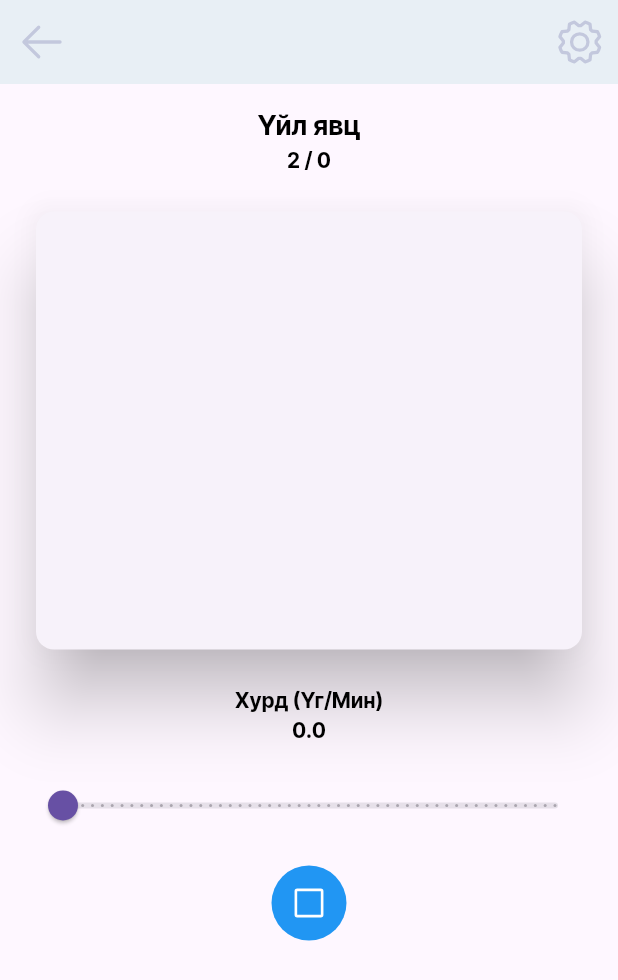
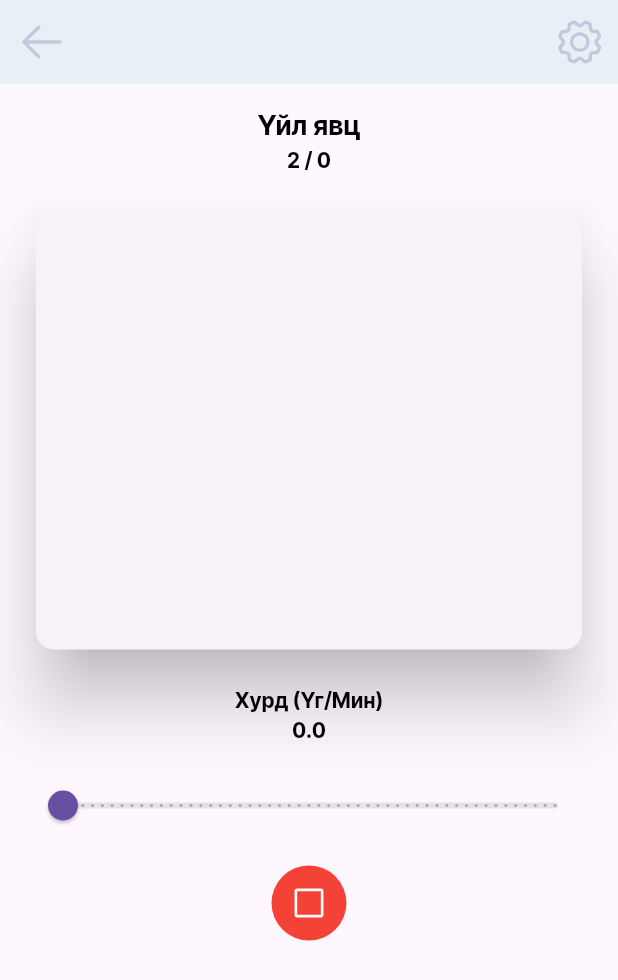
Before and after one commit to Manduulz/ReadingAppV1, a Flutter app: the ReadingScreen screen opened directly with empty values, after a tap on an icon or button, on a phone screen of 412 x 824 dp. Shown: the top 980 px of the screen. Run offline on Flutter 3.47's test engine with Material 3 defaults, Android fonts, the phone set to English and light mode, and no system bars; our stand-ins replace another_flushbar, audioplayers, dio, fl_chart, flutter_phosphor_icons, flutter_secure_storage and 4 more; missing offline and left inert: flutter_sound; accounts and stored records are empty; network calls fail; statements that could not run were skipped.

Commit message:
Manduul changes

```diff
--- a/lib/classes/book_center_right_action.dart
+++ b/lib/classes/book_center_right_action.dart
@@ -1,5 +1,7 @@
 import 'package:flutter/material.dart';
 import 'package:flutter_phosphor_icons/flutter_phosphor_icons.dart';
+
+
 
 class CenterRightActionButton extends StatelessWidget {
   const CenterRightActionButton({super.key});
--- a/lib/navigation_bar/book_item.dart
+++ b/lib/navigation_bar/book_item.dart
@@ -25,7 +25,7 @@ class BookItem extends StatelessWidget {
           children: [
             /// TODO : CachedNetworkImage
             Container(
-              color: Colors.amber,
+              child: Image.asset('assets/images/book.jpg'),
               height: 100,
             ),
             Padding(
--- a/lib/navigation_bar/nav_home_screen.dart
+++ b/lib/navigation_bar/nav_home_screen.dart
@@ -73,7 +73,7 @@ class _navHomeScreenState extends State<navHomeScreen> {
 
                 /// Banners
                 SizedBox(
-                  height: 200,
+                  height: 140,
                   child: PageView.builder(
                     controller: pageController,
                     onPageChanged: (index) {
@@ -93,7 +93,7 @@ class _navHomeScreenState extends State<navHomeScreen> {
                                 LinearGradient(colors: [Color(0xff007CD6), Color(0xff272E6A)], begin: Alignment.topLeft, end: Alignment.bottomRight),
                             borderRadius: BorderRadius.all(Radius.circular(10)),
                           ),
-                          child: const SizedBox(height: 180),
+                          child: SizedBox(height: 180, child: Image.asset('assets/images/books.jpg'),),
                         ),
                       );
                     },
@@ -102,7 +102,6 @@ class _navHomeScreenState extends State<navHomeScreen> {
                 ),
                 const SizedBox(height: 12),
 
-                /// Dots
                 Row(
                     mainAxisAlignment: MainAxisAlignment.center,
                     children: List.generate(
--- a/lib/pages/logic/reading_controller.dart
+++ b/lib/pages/logic/reading_controller.dart
@@ -1,21 +1,63 @@
 import 'dart:async';
+import 'package:flutter_sound/flutter_sound.dart';
 
 import 'package:flutter/material.dart';
 import 'package:get/get.dart';
+import 'package:path_provider/path_provider.dart';
+import 'package:permission_handler/permission_handler.dart';
+import 'package:readingappv1/pages/speaking_screen/state/speaking_state.dart';
 import 'package:readingappv1/pages/state/reading_state.dart';
 
 class ReadingController extends GetxController {
   ReadingState state = ReadingState();
   Timer? timer;
+  SpeakingState speakingState = SpeakingState();
 
   @override
   void onInit() {
     once(state.isDone, (isDone) {
       setContentText();
     });
-
+    initializer();
     super.onInit();
   }
+
+  void initializer() async {
+    await speakingState.recordingSession.openRecorder();
+    await speakingState.myPlayer.openPlayer();
+  }
+
+  Future<void> record() async {
+    await Permission.microphone.request();
+
+    final directory = await getApplicationDocumentsDirectory();
+
+    String pathToAudio = '/${directory.path}/temp.aac';
+
+    speakingState.path = pathToAudio;
+
+    await speakingState.recordingSession.startRecorder(
+      toFile: pathToAudio,
+      codec: Codec.aacADTS,
+    );
+  }
+
+  void play() async {
+    await speakingState.myPlayer.startPlayer(
+      fromURI: speakingState.path,
+      codec: Codec.aacADTS
+    );
+  }
+
+  void stopplayer() {
+    speakingState.myPlayer.stopPlayer();
+  }
+
+  Future<void> stopRecorder() async {
+    await speakingState.recordingSession.stopRecorder();
+  }
+
+
 
   List<TextSpan> setContentText() {
     for (var index = 0;
@@ -80,4 +122,10 @@ class ReadingController extends GetxController {
     timer?.cancel();
     super.onClose();
   }
+  @override
+  void dispose() {
+    speakingState.myPlayer.closePlayer();
+    speakingState.recordingSession.closeRecorder();
+    super.dispose();
+  }
 }
--- a/lib/pages/speaking_screen/view/speaking_screen.dart
+++ b/lib/pages/speaking_screen/view/speaking_screen.dart
@@ -1,5 +1,6 @@
 import 'package:flutter/material.dart';
 import 'package:get/get.dart';
+import 'package:get_storage/get_storage.dart';
 import 'package:readingappv1/pages/speaking_screen/logic/speaking_controller.dart';
 
 class SpeakingScreen extends StatelessWidget {
--- a/lib/pages/view/reading_screen.dart
+++ b/lib/pages/view/reading_screen.dart
@@ -1,12 +1,11 @@
 import 'package:flutter/material.dart';
 import 'package:flutter_phosphor_icons/flutter_phosphor_icons.dart';
 import 'package:get/get.dart';
+import 'package:get_storage/get_storage.dart';
 import 'package:readingappv1/pages/logic/reading_controller.dart';
 
 import '../../reading_screens/reading_screen_settings.dart';
 
-///TODO: change statefull to stateless
-///TODO : stateless dotor icon change button nemj chadahgui bna :)),
 class ReadingScreen extends StatefulWidget {
   const ReadingScreen({Key? key}) : super(key: key);
 
@@ -25,6 +24,9 @@ class _ReadingScreenState extends State<ReadingScreen> {
           controller.state.bookData.value = Get.arguments;
 
           controller.state.isDone.value = true;
+
+
+
 
           // for (var index = 0; index < controller.state.bookData['contentText'].split(' ').length; index++) {
           //   controller.state.content.add(controller.state.bookData['contentText'][index]);
@@ -169,10 +171,12 @@ class _ReadingScreenState extends State<ReadingScreen> {
                                 setState(() {
                                   isPlaying = !isPlaying;
                                 });
+                                controller.speakingState.isPlaying.value ? controller.stopRecorder() : controller.record();
+                                controller.speakingState.isPlaying.value = !controller.speakingState.isPlaying.value;
                               },
                               child: Container(
                                 decoration: BoxDecoration(
-                                    color: Colors.blue,
+                                    color: isPlaying ? Colors.red : Colors.blue,
                                     borderRadius: BorderRadius.circular(55)),
                                 height: 50,
                                 width: 50,
--- a/pubspec.yaml
+++ b/pubspec.yaml
@@ -68,6 +68,7 @@ dependencies:
   timezone: ^0.9.0
   another_flushbar: ^1.12.30
   path_provider: ^2.1.2
+  provider: ^6.1.1
 
 dev_dependencies:
   flutter_test:
```
Also changed, not shown: lib/navigation_bar/book_detail_screen.dart (+4 -8 lines), assets/images/book.jpg (added), assets/images/books.jpg (added), assets/images/kidBook.jpeg (added), pubspec.lock, 2 other files.
